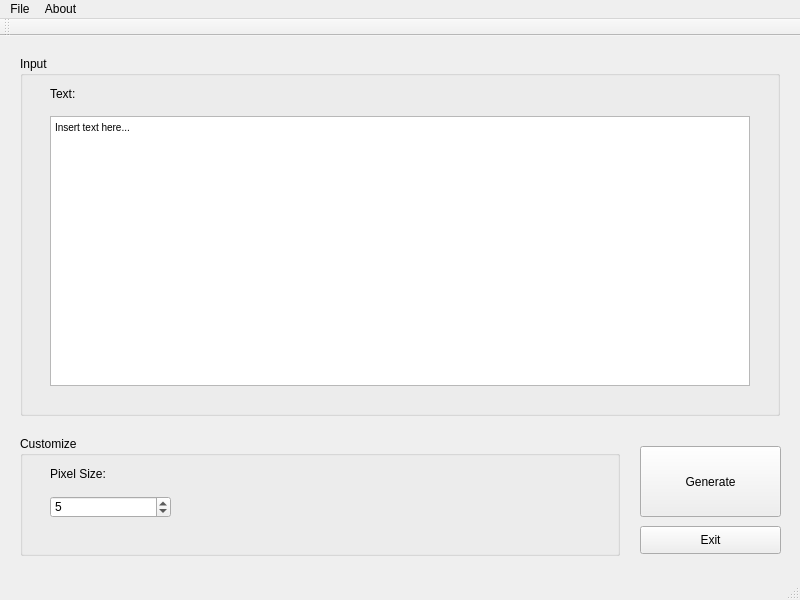
coregameHD/QRplusplus, file QRplusplus/qrplusplus.ui: the form before one commit.
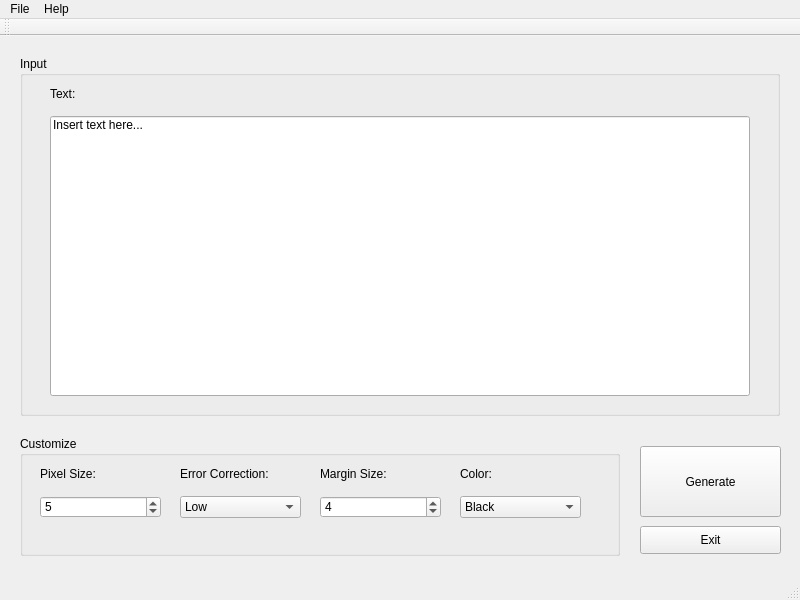
The form after the commit.

Commit message: change textEdit to lineEdit

The edit to the form file:
```diff
--- a/QRplusplus/qrplusplus.ui
+++ b/QRplusplus/qrplusplus.ui
@@ -51,21 +51,20 @@
       <string>Text:</string>
      </property>
     </widget>
-    <widget class="QTextEdit" name="textEdit">
+    <widget class="QLineEdit" name="lineEdit">
      <property name="geometry">
       <rect>
        <x>30</x>
        <y>60</y>
        <width>700</width>
-       <height>270</height>
+       <height>280</height>
       </rect>
      </property>
-     <property name="html">
-      <string>&lt;!DOCTYPE HTML PUBLIC &quot;-//W3C//DTD HTML 4.0//EN&quot; &quot;http://www.w3.org/TR/REC-html40/strict.dtd&quot;&gt;
-&lt;html&gt;&lt;head&gt;&lt;meta name=&quot;qrichtext&quot; content=&quot;1&quot; /&gt;&lt;style type=&quot;text/css&quot;&gt;
-p, li { white-space: pre-wrap; }
-&lt;/style&gt;&lt;/head&gt;&lt;body style=&quot; font-family:'MS Shell Dlg 2'; font-size:7.8pt; font-weight:400; font-style:normal;&quot;&gt;
-&lt;p style=&quot; margin-top:0px; margin-bottom:0px; margin-left:0px; margin-right:0px; -qt-block-indent:0; text-indent:0px;&quot;&gt;Insert text here...&lt;/p&gt;&lt;/body&gt;&lt;/html&gt;</string>
+     <property name="text">
+      <string>Insert text here...</string>
+     </property>
+     <property name="alignment">
+      <set>Qt::AlignLeading|Qt::AlignLeft|Qt::AlignTop</set>
      </property>
     </widget>
    </widget>
@@ -84,7 +83,7 @@
     <widget class="QLabel" name="label_2">
      <property name="geometry">
       <rect>
-       <x>30</x>
+       <x>20</x>
        <y>30</y>
        <width>71</width>
        <height>16</height>
@@ -97,7 +96,7 @@
     <widget class="QSpinBox" name="spinBox">
      <property name="geometry">
       <rect>
-       <x>30</x>
+       <x>20</x>
        <y>60</y>
        <width>121</width>
        <height>22</height>
@@ -107,6 +106,103 @@
       <number>5</number>
      </property>
     </widget>
+    <widget class="QLabel" name="label_3">
+     <property name="geometry">
+      <rect>
+       <x>160</x>
+       <y>30</y>
+       <width>111</width>
+       <height>16</height>
+      </rect>
+     </property>
+     <property name="text">
+      <string>Error Correction:</string>
+     </property>
+    </widget>
+    <widget class="QComboBox" name="comboBox_errorcor">
+     <property name="geometry">
+      <rect>
+       <x>160</x>
+       <y>60</y>
+       <width>121</width>
+       <height>22</height>
+      </rect>
+     </property>
+     <item>
+      <property name="text">
+       <string>Low</string>
+      </property>
+     </item>
+     <item>
+      <property name="text">
+       <string>Medium</string>
+      </property>
+     </item>
+     <item>
+      <property name="text">
+       <string>Quartile</string>
+      </property>
+     </item>
+     <item>
+      <property name="text">
+       <string>High</string>
+      </property>
+     </item>
+    </widget>
+    <widget class="QLabel" name="label_4">
+     <property name="geometry">
+      <rect>
+       <x>300</x>
+       <y>30</y>
+       <width>111</width>
+       <height>16</height>
+      </rect>
+     </property>
+     <property name="text">
+      <string>Margin Size:</string>
+     </property>
+    </widget>
+    <widget class="QSpinBox" name="spinBox_marginsize">
+     <property name="geometry">
+      <rect>
+       <x>300</x>
+       <y>60</y>
+       <width>121</width>
+       <height>22</height>
+      </rect>
+     </property>
+     <property name="value">
+      <number>4</number>
+     </property>
+    </widget>
+    <widget class="QLabel" name="label_5">
+     <property name="geometry">
+      <rect>
+       <x>440</x>
+       <y>30</y>
+       <width>111</width>
+       <height>16</height>
+      </rect>
+     </property>
+     <property name="text">
+      <string>Color:</string>
+     </property>
+    </widget>
+    <widget class="QComboBox" name="comboBox_color">
+     <property name="geometry">
+      <rect>
+       <x>440</x>
+       <y>60</y>
+       <width>121</width>
+       <height>22</height>
+      </rect>
+     </property>
+     <item>
+      <property name="text">
+       <string>Black</string>
+      </property>
+     </item>
+    </widget>
    </widget>
    <widget class="QPushButton" name="pushButton">
     <property name="geometry">
@@ -151,7 +247,7 @@
    </widget>
    <widget class="QMenu" name="menuAbout">
     <property name="title">
-     <string>About</string>
+     <string>Help</string>
     </property>
    </widget>
    <addaction name="menuFile"/>
```
Left out of the diff: 29 changed lines with no effect on the pictures. The commit also changes 4 other files.
